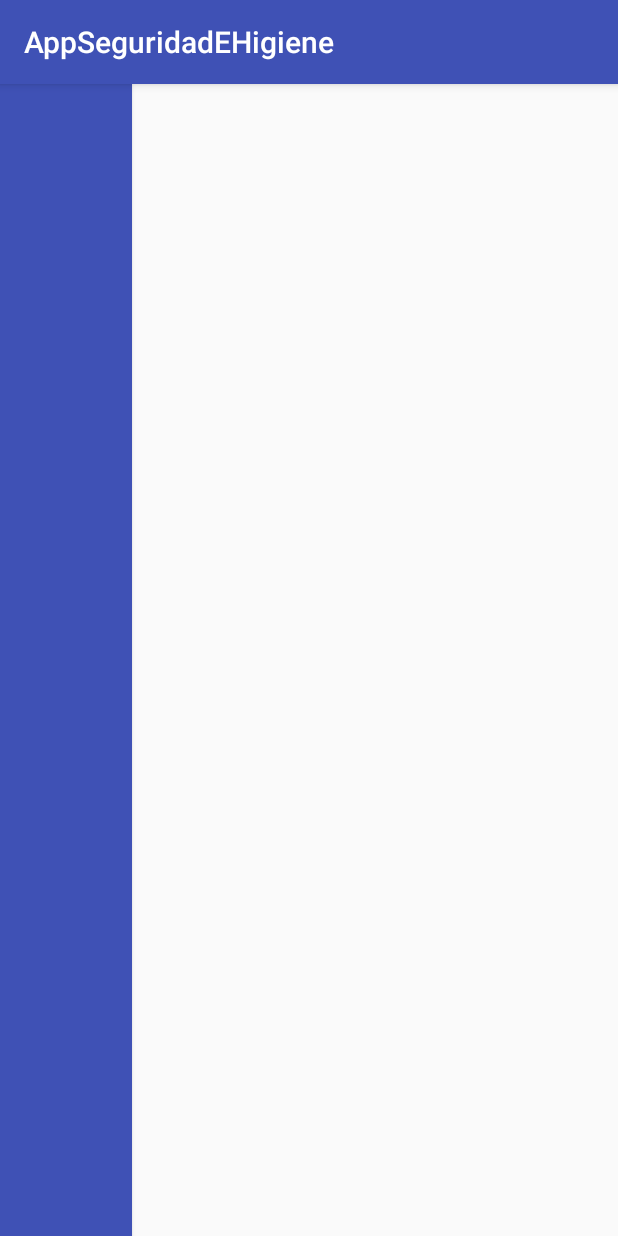
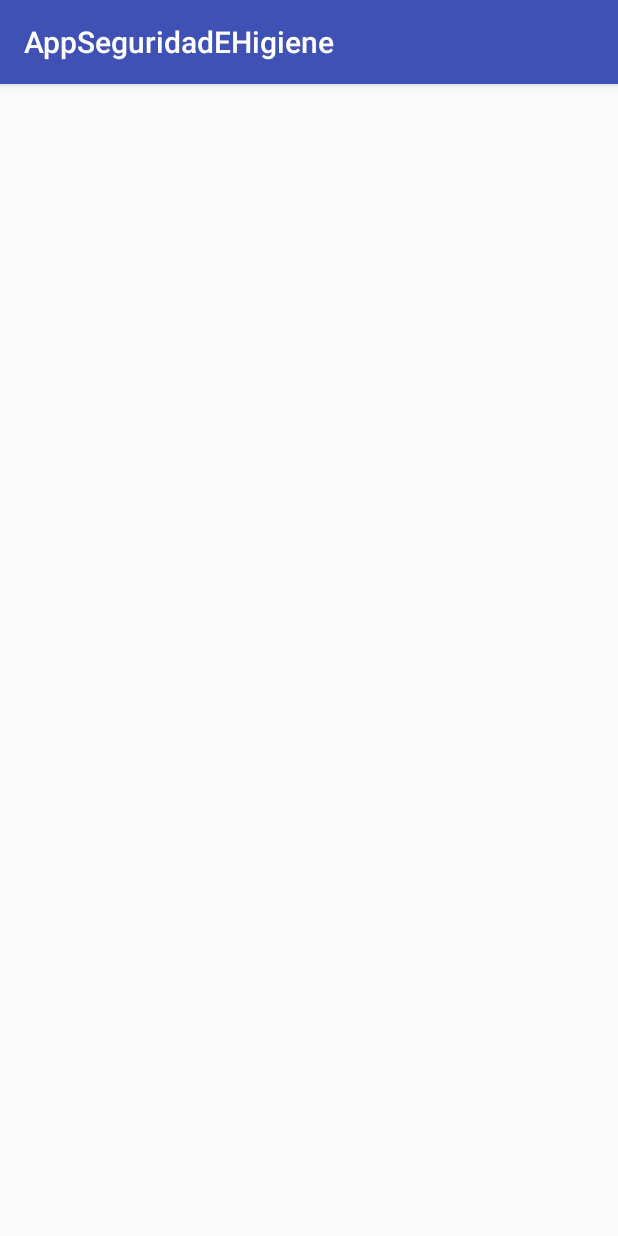
Before and after one commit to mayra314/AppSeguridadEHigiene, an Android app: the screen it shows after launch (MainActivity), on a phone screen of 412 x 824 dp. Run offline under Robolectric (Android 15) with nearby library versions, the phone set to English and light mode, and no system bars.

Commit message:
Merge branch 'feature/interfazUsuario' into develop
adiosboton

```diff
--- a/app/src/main/res/layout/activity_main.xml
+++ b/app/src/main/res/layout/activity_main.xml
@@ -5,10 +5,5 @@
     android:layout_width="match_parent"
     android:layout_height="match_parent"
     tools:context=".MainActivity">
-<Button
-    android:layout_width="wrap_content"
-    android:layout_height="match_parent"
-    android:background="@color/colorPrimary"
 
-    />
 </android.support.constraint.ConstraintLayout>
```
